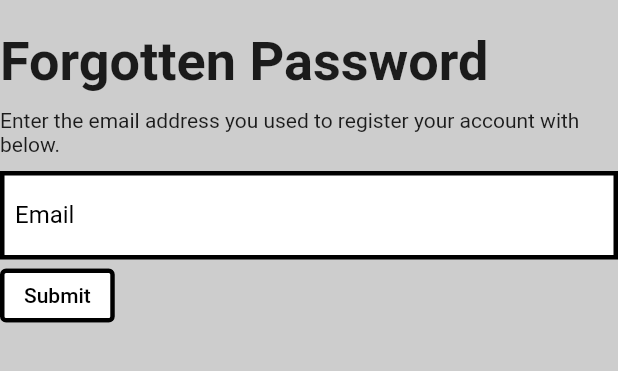
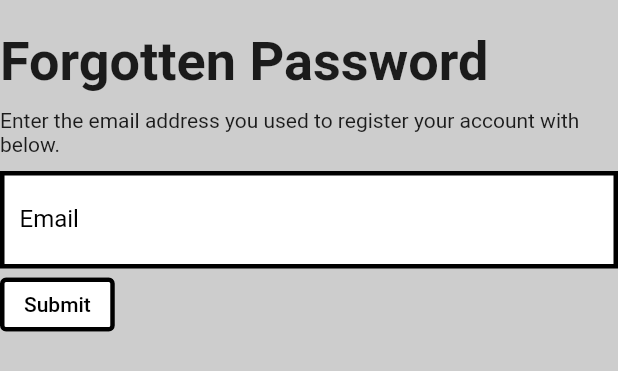
Before and after one commit to deccygpm/UofG-Prepare, a Flutter app: the ForgottenPasswordModal widget shown alone on an empty page, opened directly, on a phone screen of 412 x 824 dp. Shown: the top 371 px of the screen. Run offline on Flutter 3.47's test engine with Material 2 defaults, Android fonts, the phone set to English and light mode, and no system bars; our stand-ins replace email_validator, firebase_auth, firebase_core, flutter_signin_button, font_awesome_flutter, google_fonts and 2 more; accounts and stored records are empty.

Commit message:
[#20] Small UI adjustments

```diff
--- a/lib/login/forgot_password.dart
+++ b/lib/login/forgot_password.dart
@@ -32,9 +32,10 @@
             const Headline(data: "Forgotten Password"),
             const Text(
                 "Enter the email address you used to register your account with below."),
-            Padding(
+            Flexible(
+              child: Padding(
                 padding: const EdgeInsets.only(top: 10),
-              child: DecoratedBox(
+                child: Container(
                   decoration: BoxDecoration(
                       color: Colors.white,
                       border: Border.all(
@@ -47,12 +48,15 @@
                       controller: emailController,
                       keyboardType: TextInputType.emailAddress,
                       textInputAction: TextInputAction.done,
-                    decoration: const InputDecoration(labelText: "Email"),
+                      decoration: const InputDecoration(
+                        labelText: "Email",
+                      ),
                       autovalidateMode: AutovalidateMode.onUserInteraction,
                       validator: (email) =>
                           email != null && !EmailValidator.validate(email)
                               ? 'Enter a valid email'
                               : null,
+                    ),
                   ),
                 ),
               ),
--- a/lib/services/auth.dart
+++ b/lib/services/auth.dart
@@ -24,7 +24,7 @@
     try {
       await FirebaseAuth.instance.sendPasswordResetEmail(email: email);
       Utils.showSuccessAlert(
-          'Please check your email for instructions to reset your password.');
+          'Please check your email for instructions to reset your password.\n\nRemember to check your spam folder.');
     } on FirebaseAuthException catch (e) {
       if (e.code == 'user-not-found') {
         Utils.showErrorAlert("No account found with this email address.");
```
Lines whose indentation alone changed are shown as unchanged.
